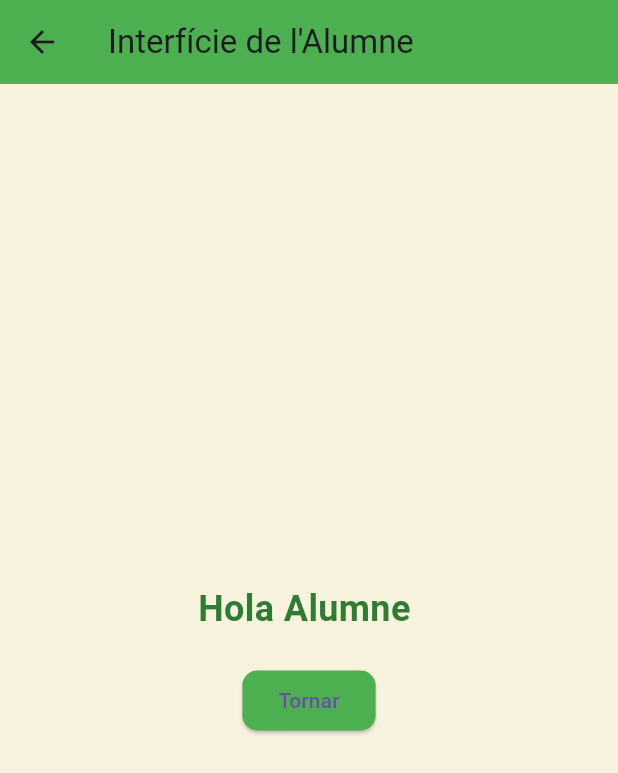
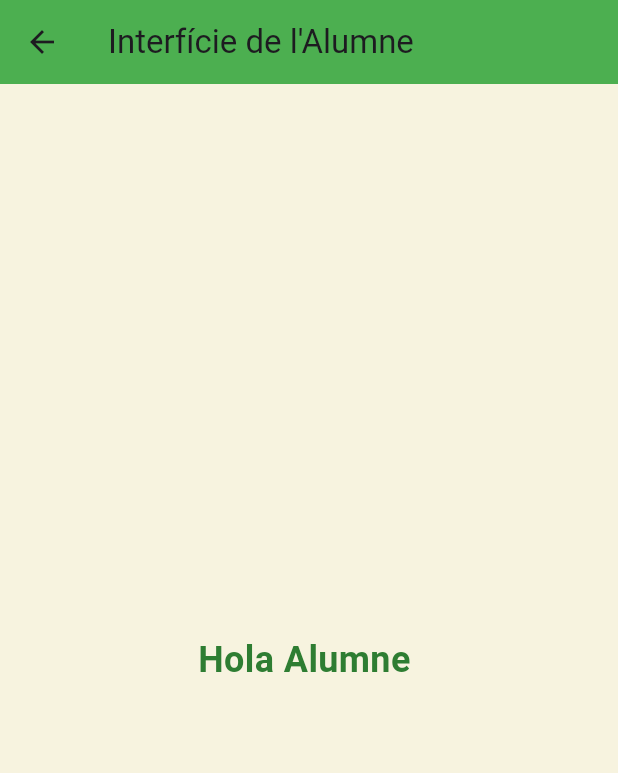
Before and after one commit to jocara27/Comarca_Safor, a Flutter app: the AlumnoScreen screen opened directly with empty values, on a phone screen of 412 x 824 dp. Shown: the top 773 px of the screen. Run offline on Flutter 3.47's test engine with Material 3 defaults, Android fonts, the light colour scheme and no system bars.

Commit message:
Alumno Actualizado

```diff
--- a/lib/screens/alumno_screen.dart
+++ b/lib/screens/alumno_screen.dart
@@ -17,7 +17,7 @@ class _AlumnoScreenState extends State<AlumnoScreen> {
     super.initState();
 
     // Configurem un temporitzador per redirigir a la pantalla map_screen_alumne.dart
-    Timer(Duration(seconds: 5), () {
+    Timer(Duration(seconds: 2), () {
       Navigator.pushReplacement(
         context,
         MaterialPageRoute(builder: (context) => MapScreenAlumno()),
@@ -46,19 +46,6 @@ class _AlumnoScreenState extends State<AlumnoScreen> {
                 color: Colors.green[800],
               ),
             ),
-            SizedBox(height: 20),
-            ElevatedButton(
-              onPressed: () {
-                Navigator.pop(context); // Tornar a la pantalla anterior
-              },
-              style: ElevatedButton.styleFrom(
-                backgroundColor: Colors.green,
-                shape: RoundedRectangleBorder(
-                  borderRadius: BorderRadius.circular(10),
-                ),
-              ),
-              child: Text('Tornar'),
-            ),
           ],
         ),
       ),
--- a/lib/screens/login_screen.dart
+++ b/lib/screens/login_screen.dart
@@ -70,7 +70,7 @@ class _LoginScreenState extends State<LoginScreen> {
           mainAxisAlignment: MainAxisAlignment.center,
           children: [
             Image.asset(
-              'assets/Mapa.png',
+              'assets/Logo_APP.png',
               width: 550,
               height: 550,
             ),
--- a/pubspec.yaml
+++ b/pubspec.yaml
@@ -33,3 +33,5 @@ flutter:
     - assets/estat_alumnes.json
     - assets/estat_temes.json
     - assets/mapa.png
+    - assets/Logo_APP.png
+    - assets/posits_alumnes.png
```
Also changed, not shown: lib/screens/map_screen_alumne.dart (+23 -5 lines), assets/Logo_APP.png (added), assets/posits_alumnes.PNG (added).
